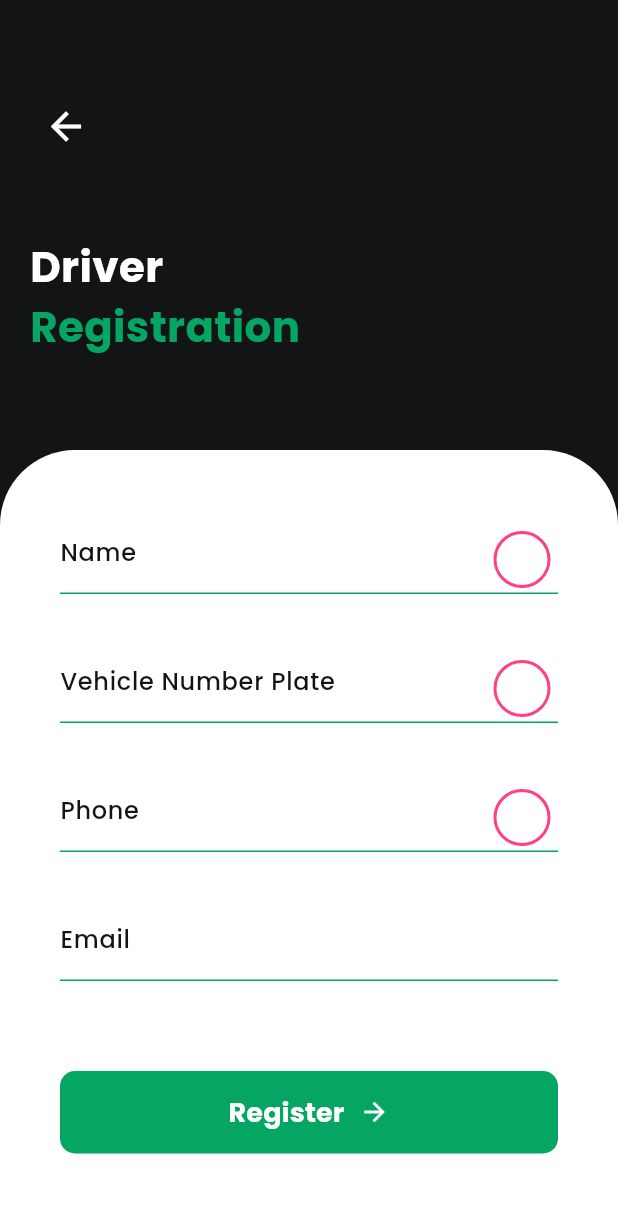
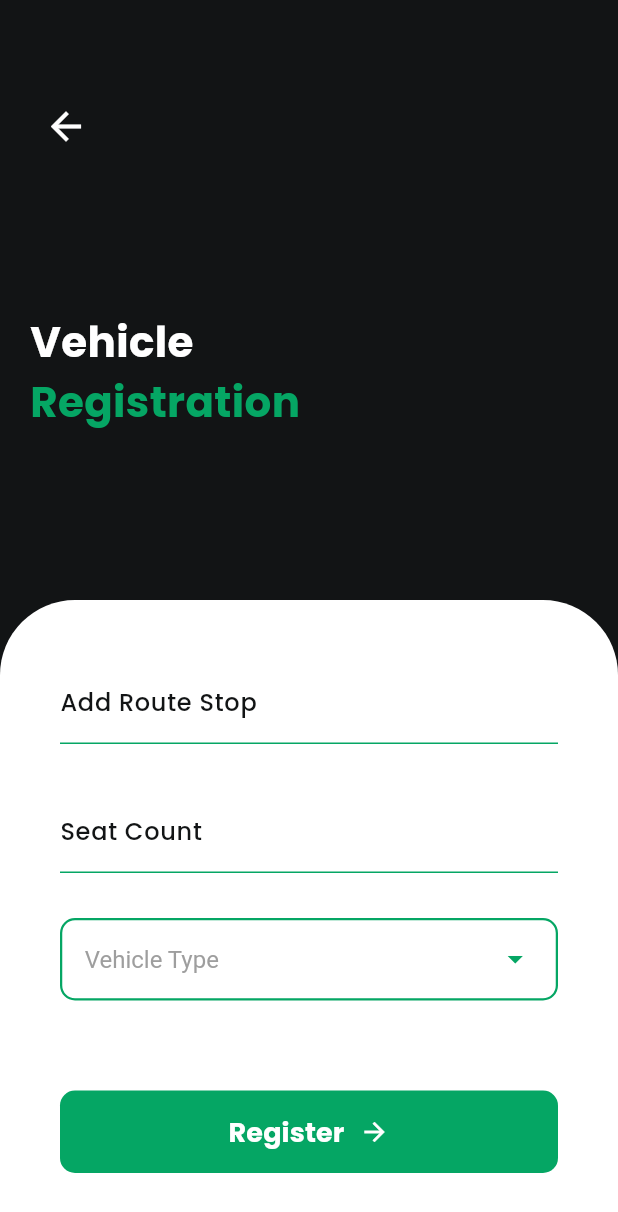
Before and after one commit to venuraka/Travel_pass, a Flutter app: the DriverRegistrationScreen screen opened directly, after a tap on "Register", on a phone screen of 412 x 824 dp. Shown: the top 1212 px of the screen. Run offline on Flutter 3.47's test engine with Material 3 defaults, Android fonts, the phone set to English and light mode, and no system bars.

Commit message:
made vehicle registration page

```diff
--- a/project/lib/Components/Header.dart
+++ b/project/lib/Screens/Components/Header.dart
@@ -5,6 +5,7 @@ class RegistrationHeader extends StatelessWidget {
   final String subtitle;
   final Color subtitleColor;
   final VoidCallback? onBackPressed;
+  final double topPadding; // ✅ Added variable for top padding
 
   const RegistrationHeader({
     super.key,
@@ -12,6 +13,7 @@ class RegistrationHeader extends StatelessWidget {
     required this.subtitle,
     this.subtitleColor = const Color(0xFF05A664),
     this.onBackPressed,
+    this.topPadding = 50.0, // ✅ Default padding value
   });
 
   @override
@@ -37,7 +39,7 @@ class RegistrationHeader extends StatelessWidget {
                   ),
                   onPressed: onBackPressed ?? () => Navigator.pop(context),
                 ),
-                const SizedBox(height: 50),
+                SizedBox(height: topPadding), // ✅ Dynamic padding here
                 Text(
                   title,
                   style: const TextStyle(
--- a/project/lib/Components/InputTexts.dart
+++ b/project/lib/Screens/Components/InputTexts.dart
@@ -28,22 +28,6 @@ class InputTextField extends StatelessWidget {
         focusedBorder: const UnderlineInputBorder(
           borderSide: BorderSide(color: Color(0xFF05A664), width: 2.0),
         ),
-        suffixIcon: showTrailingIcon
-            ? Padding(
-          padding: const EdgeInsets.only(top: 10.0),
-          child: Container(
-            width: 15,
-            height: 15,
-            decoration: BoxDecoration(
-              shape: BoxShape.circle,
-              border: Border.all(
-                color: Colors.pinkAccent,
-                width: 2,
-              ),
-            ),
-          ),
-        )
-            : null,
       ),
     );
   }
--- a/project/lib/Screens/UserRegistration/DriverRegistration1.dart
+++ b/project/lib/Screens/UserRegistration/DriverRegistration.dart
@@ -1,7 +1,8 @@
 import 'package:flutter/material.dart';
-import '../../Components/Header.dart';
-import '../../Components/InputTexts.dart';
-import '../../Components/Whitecard.dart';
+import '../Components/InputTexts.dart';
+import '../Components/Whitecard.dart';
+import '../Components/Header.dart';
+import 'VehicleRegistration.dart';
 
 
 class DriverRegistrationScreen extends StatelessWidget {
@@ -51,7 +52,10 @@ class DriverRegistrationScreen extends StatelessWidget {
                   height: 55,
                   child: ElevatedButton(
                     onPressed: () {
-                      debugPrint('Register button pressed!');
+                      Navigator.push(
+                        context,
+                        MaterialPageRoute(builder: (context) => const VehicleRegistrationScreen()),
+                      );
                     },
                     style: ElevatedButton.styleFrom(
                       backgroundColor: const Color(0xFF05A664),
--- a/project/lib/Screens/UserRegistration/UserSelection.dart
+++ b/project/lib/Screens/UserRegistration/UserSelection.dart
@@ -1,5 +1,5 @@
 import 'package:flutter/material.dart';
-import 'DriverRegistration1.dart';
+import 'DriverRegistration.dart';
 
 
 // You would use this in your main.dart or a dedicated screen file
@@ -69,9 +69,6 @@ class UserSelectionScreen extends StatelessWidget {
 
               // 5. Terms of Service Footer
               InkWell(
-                onTap: () {
-                  print('Terms of Service clicked');
-                },
                 child: const Padding(
                   padding: EdgeInsets.only(bottom: 20.0),
                   child: Text(
--- /dev/null
+++ b/project/lib/Screens/UserRegistration/VehicleRegistration.dart
@@ -0,0 +1,145 @@
+import 'package:flutter/material.dart';
+import '../Components/InputTexts.dart';
+import '../Components/Whitecard.dart';
+import '../Components/Header.dart';
+
+class VehicleRegistrationScreen extends StatefulWidget {
+  const VehicleRegistrationScreen({super.key});
+
+  @override
+  State<VehicleRegistrationScreen> createState() =>
+      _DriverRegistration2ScreenState();
+}
+
+class _DriverRegistration2ScreenState
+    extends State<VehicleRegistrationScreen> {
+  String? selectedVehicle;
+  final List<String> vehicleTypes = ['Car', 'Mini Van', 'Mini Bus','Bus'];
+
+  @override
+  Widget build(BuildContext context) {
+    return Scaffold(
+      backgroundColor: const Color(0xFF121415),
+      body: Stack(
+        children: [
+          const RegistrationHeader(
+            title: 'Vehicle',
+            subtitle: 'Registration',
+            subtitleColor: Color(0xFF05A664),
+            topPadding: 100,
+          ),
+
+          WhiteCard(
+            topPadding: 400,
+            child: Column(
+              crossAxisAlignment: CrossAxisAlignment.center,
+              children: [
+                const InputTextField(
+                  labelText: 'Add Route Stop',
+                  keyboardType: TextInputType.text,
+                  showTrailingIcon: true,
+                ),
+                const SizedBox(height: 30),
+
+                const InputTextField(
+                  labelText: 'Seat Count',
+                  keyboardType: TextInputType.number,
+                  showTrailingIcon: false,
+                ),
+                const SizedBox(height: 30),
+
+                // ✅ Vehicle Type Dropdown with Green Border
+                Container(
+                  height: 55,
+                  decoration: BoxDecoration(
+                    color: Colors.white,
+                    border: Border.all(
+                      color: const Color(0xFF05A664), // green border
+                      width: 1.5,
+                    ),
+                    borderRadius: BorderRadius.circular(10),
+                  ),
+                  padding: const EdgeInsets.symmetric(horizontal: 15),
+                  child: DropdownButtonHideUnderline(
+                    child: DropdownButton<String>(
+                      value: selectedVehicle,
+                      hint: const Text(
+                        'Vehicle Type',
+                        style: TextStyle(
+                          color: Colors.grey,
+                          fontSize: 16,
+                        ),
+                      ),
+                      icon: const Icon(Icons.arrow_drop_down,
+                          color: Color(0xFF05A664)), // green dropdown arrow
+                      isExpanded: true,
+                      style: const TextStyle(
+                        color: Colors.black,
+                        fontSize: 16,
+                      ),
+                      items: vehicleTypes.map((type) {
+                        return DropdownMenuItem(
+                          value: type,
+                          child: Text(type),
+                        );
+                      }).toList(),
+                      onChanged: (value) {
+                        setState(() {
+                          selectedVehicle = value;
+                        });
+                      },
+                    ),
+                  ),
+                ),
+
+                const SizedBox(height: 60),
+
+                SizedBox(
+                  width: double.infinity,
+                  height: 55,
+                  child: ElevatedButton(
+                    onPressed: () {
+                      debugPrint('Register button pressed!');
+                    },
+                    style: ElevatedButton.styleFrom(
+                      backgroundColor: const Color(0xFF05A664),
+                      shape: RoundedRectangleBorder(
+                        borderRadius: BorderRadius.circular(10.0),
+                      ),
+                      padding: const EdgeInsets.symmetric(
+                        horizontal: 20,
+                        vertical: 15,
+                      ),
+                      elevation: 0,
+                    ),
+                    child: const Row(
+                      mainAxisAlignment: MainAxisAlignment.center,
+                      children: [
+                        Text(
+                          'Register',
+                          style: TextStyle(
+                            fontSize: 18,
+                            color: Colors.white,
+                            fontWeight: FontWeight.bold,
+                          ),
+                        ),
+                        SizedBox(width: 10),
+                        Icon(
+                          Icons.arrow_forward,
+                          color: Colors.white,
+                          size: 20,
+                        ),
+                      ],
+                    ),
+                  ),
+                ),
+
+                const SizedBox(height: 50),
+              ],
+            ),
+          ),
+        ],
+      ),
+    );
+  }
+}
```
Also changed, not shown: project/lib/Screens/Components/Whitecard.dart (renamed from project/lib/Components/Whitecard.dart).
